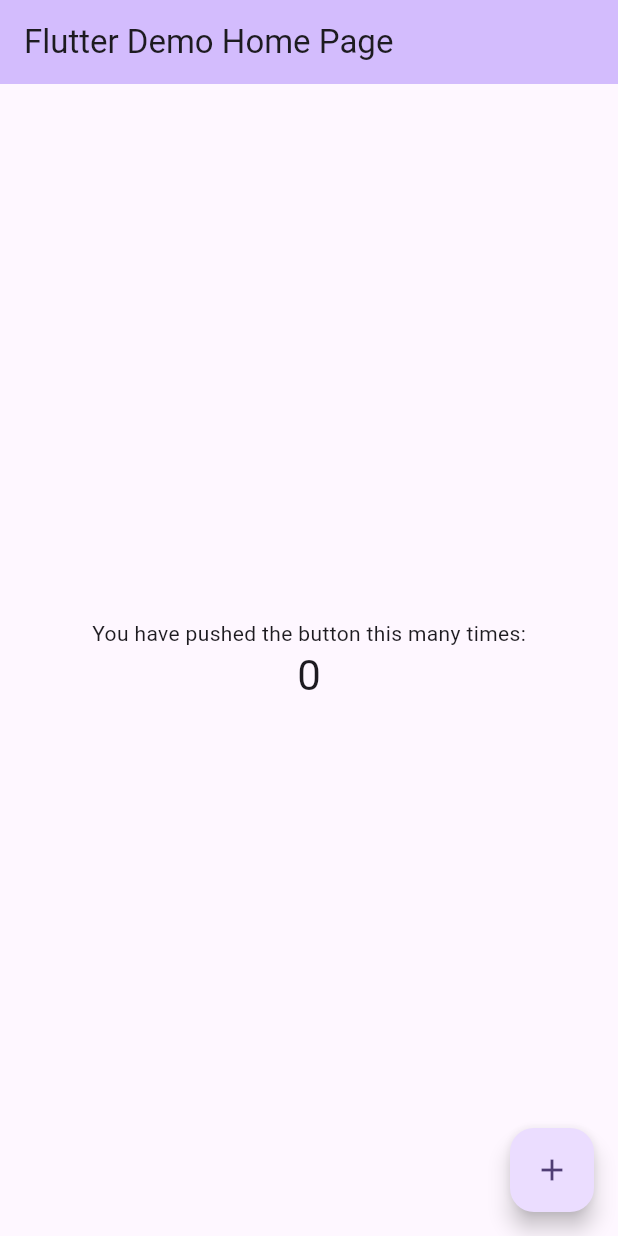
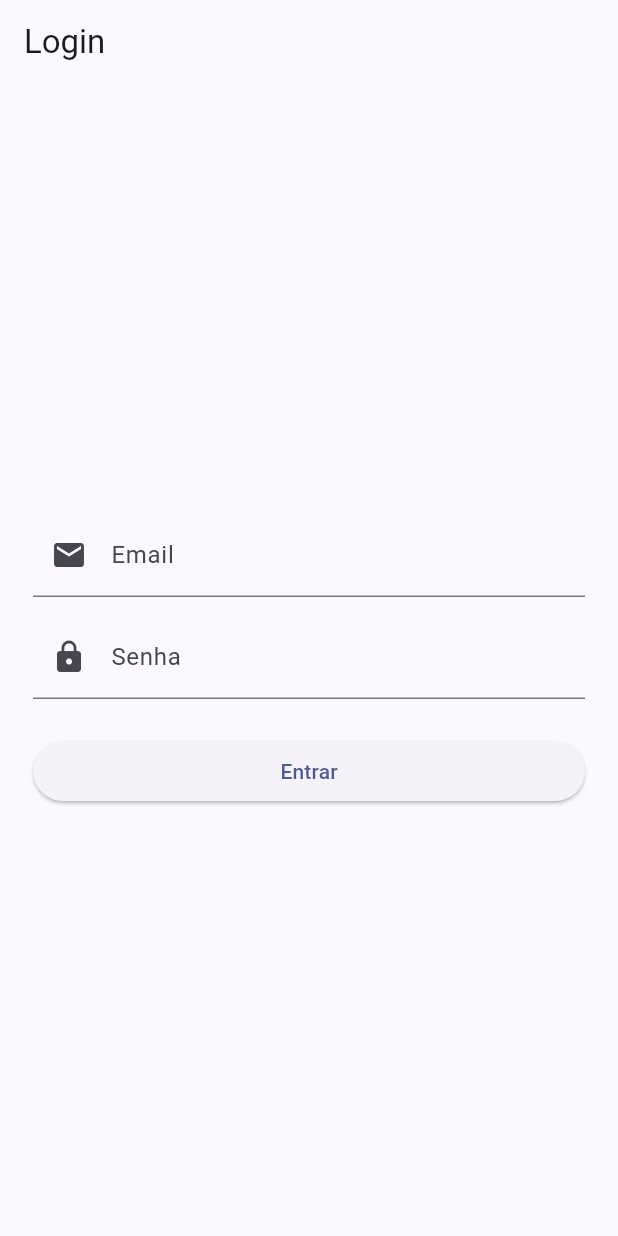
Before and after one commit to kaedros/sampleAPI, a Flutter app: the screen it shows after launch, on a phone screen of 412 x 824 dp. Run offline on Flutter 3.47's test engine with Material 3 defaults, Android fonts, the phone set to English and light mode, and no system bars.

Commit message:
feat: Login ⚡️

```diff
--- a/lib/main.dart
+++ b/lib/main.dart
@@ -1,4 +1,6 @@
+import 'dart:convert';
 import 'package:flutter/material.dart';
+import 'package:http/http.dart' as http;
 
 void main() {
   runApp(const MyApp());
@@ -7,116 +9,109 @@ void main() {
 class MyApp extends StatelessWidget {
   const MyApp({super.key});
 
-  // This widget is the root of your application.
   @override
   Widget build(BuildContext context) {
     return MaterialApp(
-      title: 'Flutter Demo',
-      theme: ThemeData(
-        // This is the theme of your application.
-        //
-        // TRY THIS: Try running your application with "flutter run". You'll see
-        // the application has a purple toolbar. Then, without quitting the app,
-        // try changing the seedColor in the colorScheme below to Colors.green
-        // and then invoke "hot reload" (save your changes or press the "hot
-        // reload" button in a Flutter-supported IDE, or press "r" if you used
-        // the command line to start the app).
-        //
-        // Notice that the counter didn't reset back to zero; the application
-        // state is not lost during the reload. To reset the state, use hot
-        // restart instead.
-        //
-        // This works for code too, not just values: Most code changes can be
-        // tested with just a hot reload.
-        colorScheme: ColorScheme.fromSeed(seedColor: Colors.deepPurple),
-      ),
-      home: const MyHomePage(title: 'Flutter Demo Home Page'),
+      title: 'Login Demo',
+      theme: ThemeData(colorScheme: ColorScheme.fromSeed(seedColor: Colors.indigo)),
+      home: const LoginPage(),
     );
   }
 }
 
-class MyHomePage extends StatefulWidget {
-  const MyHomePage({super.key, required this.title});
-
-  // This widget is the home page of your application. It is stateful, meaning
-  // that it has a State object (defined below) that contains fields that affect
-  // how it looks.
-
-  // This class is the configuration for the state. It holds the values (in this
-  // case the title) provided by the parent (in this case the App widget) and
-  // used by the build method of the State. Fields in a Widget subclass are
-  // always marked "final".
-
-  final String title;
+class LoginPage extends StatefulWidget {
+  const LoginPage({super.key});
 
   @override
-  State<MyHomePage> createState() => _MyHomePageState();
+  State<LoginPage> createState() => _LoginPageState();
 }
 
-class _MyHomePageState extends State<MyHomePage> {
-  int _counter = 0;
+class _LoginPageState extends State<LoginPage> {
+  final _formKey = GlobalKey<FormState>();
+  final _emailController = TextEditingController();
+  final _passwordController = TextEditingController();
+  bool _loading = false;
 
-  void _incrementCounter() {
-    setState(() {
-      // This call to setState tells the Flutter framework that something has
-      // changed in this State, which causes it to rerun the build method below
-      // so that the display can reflect the updated values. If we changed
-      // _counter without calling setState(), then the build method would not be
-      // called again, and so nothing would appear to happen.
-      _counter++;
-    });
+  @override
+  void dispose() {
+    _emailController.dispose();
+    _passwordController.dispose();
+    super.dispose();
+  }
+
+  Future<void> _login() async {
+    if (!_formKey.currentState!.validate()) return;
+    setState(() => _loading = true);
+    final uri = Uri.parse('https://sandbox.brise.agst.com.br:8443/api/v3/users/login');
+    final headers = {'Content-Type': 'application/json', 'Accept': 'application/json'};
+    final body = jsonEncode({'email': _emailController.text.trim(), 'password': _passwordController.text});
+    try {
+      final resp = await http.post(uri, headers: headers, body: body);
+      final msg = 'Status: ${resp.statusCode}\n${resp.body}';
+      if (!mounted) return;
+      showDialog(
+        context: context,
+        builder: (ctx) => AlertDialog(
+          title: Text(resp.statusCode >= 200 && resp.statusCode < 300 ? 'Sucesso' : 'Falha'),
+          content: SingleChildScrollView(child: Text(msg)),
+          actions: [TextButton(onPressed: () => Navigator.of(ctx).pop(), child: const Text('OK'))],
+        ),
+      );
+    } catch (e) {
+      if (!mounted) return;
+      ScaffoldMessenger.of(context).showSnackBar(SnackBar(content: Text('Erro: $e')));
+    } finally {
+      if (mounted) setState(() => _loading = false);
+    }
   }
 
   @override
   Widget build(BuildContext context) {
-    // This method is rerun every time setState is called, for instance as done
-    // by the _incrementCounter method above.
-    //
-    // The Flutter framework has been optimized to make rerunning build methods
-    // fast, so that you can just rebuild anything that needs updating rather
-    // than having to individually change instances of widgets.
     return Scaffold(
-      appBar: AppBar(
-        // TRY THIS: Try changing the color here to a specific color (to
-        // Colors.amber, perhaps?) and trigger a hot reload to see the AppBar
-        // change color while the other colors stay the same.
-        backgroundColor: Theme.of(context).colorScheme.inversePrimary,
-        // Here we take the value from the MyHomePage object that was created by
-        // the App.build method, and use it to set our appbar title.
-        title: Text(widget.title),
-      ),
+      appBar: AppBar(title: const Text('Login')),
       body: Center(
-        // Center is a layout widget. It takes a single child and positions it
-        // in the middle of the parent.
-        child: Column(
-          // Column is also a layout widget. It takes a list of children and
-          // arranges them vertically. By default, it sizes itself to fit its
-          // children horizontally, and tries to be as tall as its parent.
-          //
-          // Column has various properties to control how it sizes itself and
-          // how it positions its children. Here we use mainAxisAlignment to
-          // center the children vertically; the main axis here is the vertical
-          // axis because Columns are vertical (the cross axis would be
-          // horizontal).
-          //
-          // TRY THIS: Invoke "debug painting" (choose the "Toggle Debug Paint"
-          // action in the IDE, or press "p" in the console), to see the
-          // wireframe for each widget.
-          mainAxisAlignment: MainAxisAlignment.center,
-          children: <Widget>[
-            const Text('You have pushed the button this many times:'),
-            Text(
-              '$_counter',
-              style: Theme.of(context).textTheme.headlineMedium,
+        child: ConstrainedBox(
+          constraints: const BoxConstraints(maxWidth: 400),
+          child: Padding(
+            padding: const EdgeInsets.all(16),
+            child: Form(
+              key: _formKey,
+              child: Column(
+                mainAxisSize: MainAxisSize.min,
+                children: [
+                  TextFormField(
+                    controller: _emailController,
+                    keyboardType: TextInputType.emailAddress,
+                    decoration: const InputDecoration(labelText: 'Email', prefixIcon: Icon(Icons.email)),
+                    validator: (v) {
+                      if (v == null || v.trim().isEmpty) return 'Informe o email';
+                      if (!RegExp(r'^[^@\s]+@[^@\s]+\.[^@\s]+$').hasMatch(v.trim())) return 'Email inválido';
+                      return null;
+                    },
+                  ),
+                  const SizedBox(height: 12),
+                  TextFormField(
+                    controller: _passwordController,
+                    obscureText: true,
+                    decoration: const InputDecoration(labelText: 'Senha', prefixIcon: Icon(Icons.lock)),
+                    validator: (v) => (v == null || v.isEmpty) ? 'Informe a senha' : null,
+                  ),
+                  const SizedBox(height: 24),
+                  SizedBox(
+                    width: double.infinity,
+                    child: ElevatedButton(
+                      onPressed: _loading ? null : _login,
+                      child: _loading
+                          ? const SizedBox(height: 20, width: 20, child: CircularProgressIndicator(strokeWidth: 2))
+                          : const Text('Entrar'),
+                    ),
+                  ),
+                ],
+              ),
             ),
-          ],
+          ),
         ),
       ),
-      floatingActionButton: FloatingActionButton(
-        onPressed: _incrementCounter,
-        tooltip: 'Increment',
-        child: const Icon(Icons.add),
-      ), // This trailing comma makes auto-formatting nicer for build methods.
     );
   }
 }
--- a/pubspec.yaml
+++ b/pubspec.yaml
@@ -34,6 +34,7 @@ dependencies:
   # The following adds the Cupertino Icons font to your application.
   # Use with the CupertinoIcons class for iOS style icons.
   cupertino_icons: ^1.0.8
+  http: ^1.2.2
 
 dev_dependencies:
   flutter_test:
```
Also changed, not shown: pubspec.lock.
